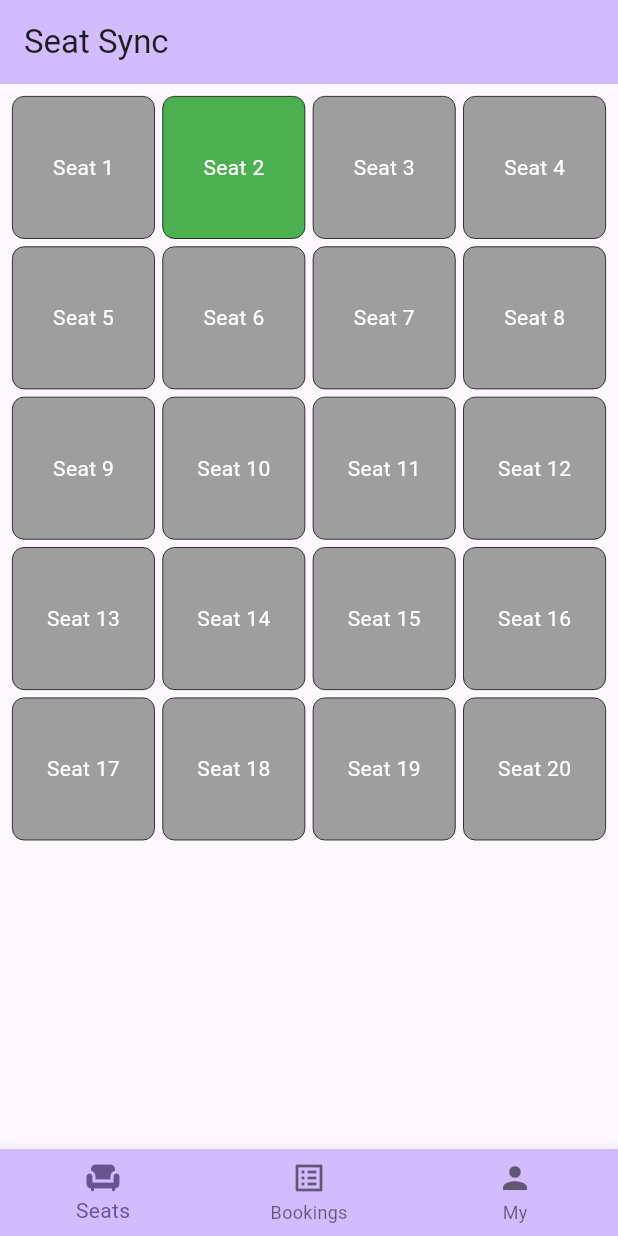
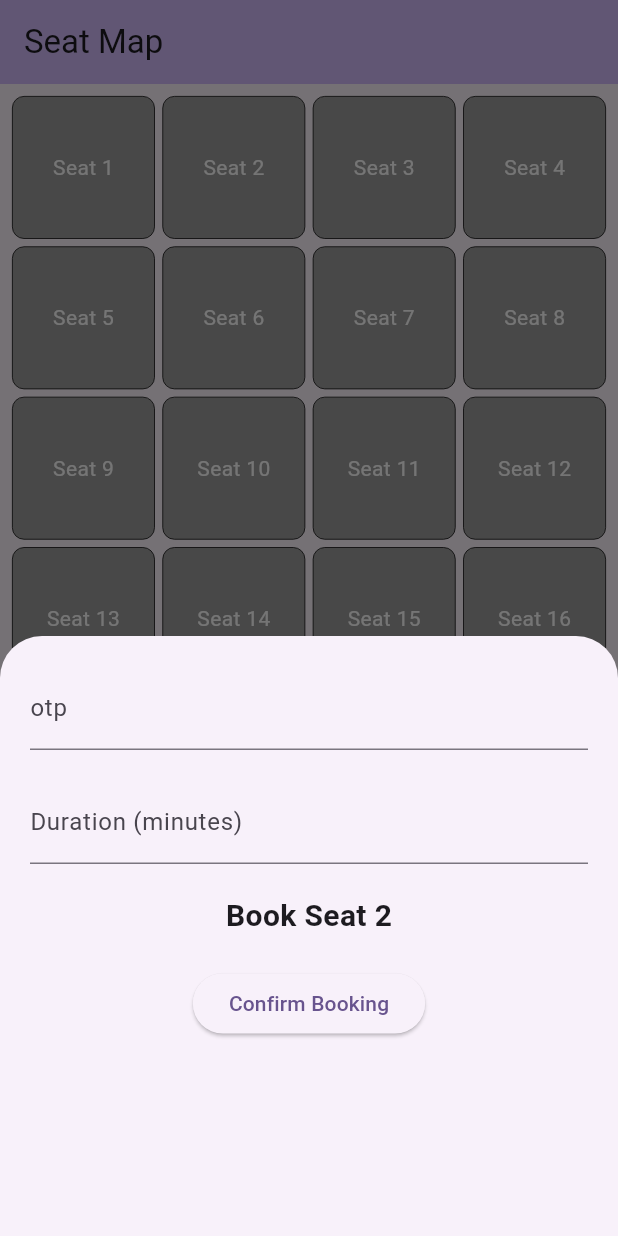
Before and after one commit to ShashankRampardos/seat_sync_app, a Flutter app: the screen it shows after launch, after a tap on an icon or button, on a phone screen of 412 x 824 dp. Run offline on Flutter 3.47's test engine with Material 3 defaults, Android fonts, the phone set to English and light mode, and no system bars; our stand-ins replace flutter_riverpod.

Commit message:
added more pages

```diff
--- a/lib/screens/seat_map.dart
+++ b/lib/screens/seat_map.dart
@@ -1,6 +1,8 @@
 import 'package:flutter/material.dart';
 
 class SeatMapScreen extends StatefulWidget {
+  const SeatMapScreen({super.key});
+
   @override
   State<StatefulWidget> createState() => _SeatMapScreenState();
 }
@@ -23,6 +25,49 @@ class _SeatMapScreenState extends State<SeatMapScreen> {
     });
   }
 
+  void bookSeat(int index) {
+    showModalBottomSheet(
+      context: context,
+      isScrollControlled: true,
+      builder: (BuildContext context) {
+        return StatefulBuilder(
+          builder: (BuildContext context, StateSetter setModalState) {
+            return Container(
+              width: double.infinity,
+              padding: EdgeInsets.all(20),
+              height: 400,
+              child: Column(
+                children: [
+                  TextField(decoration: InputDecoration(labelText: 'otp')),
+                  SizedBox(height: 20),
+                  TextField(
+                    decoration: InputDecoration(
+                      labelText: 'Duration (minutes)',
+                    ),
+                    keyboardType: TextInputType.number,
+                  ),
+                  SizedBox(height: 20),
+                  Text(
+                    'Book Seat ${index + 1}',
+                    style: TextStyle(fontSize: 20, fontWeight: FontWeight.bold),
+                  ),
+                  SizedBox(height: 20),
+                  ElevatedButton(
+                    onPressed: () {
+                      changeColor(index, Colors.red);
+                      Navigator.pop(context);
+                    },
+                    child: Text('Confirm Booking'),
+                  ),
+                ],
+              ),
+            );
+          },
+        );
+      },
+    );
+  }
+
   @override
   Widget build(BuildContext context) {
     return Scaffold(
@@ -38,7 +83,7 @@ class _SeatMapScreenState extends State<SeatMapScreen> {
           itemCount: rows * cols,
           itemBuilder: (context, index) {
             return GestureDetector(
-              onTap: () => changeColor(index, Colors.green),
+              onTap: () => bookSeat(index),
               child: Container(
                 decoration: BoxDecoration(
                   color: cellColors[index],
--- a/lib/screens/tabs.dart
+++ b/lib/screens/tabs.dart
@@ -1,7 +1,11 @@
 import 'package:flutter/material.dart';
+import 'package:seat_sync/screens/booking.dart';
+import 'package:seat_sync/screens/profile.dart';
 import 'package:seat_sync/screens/seat_map.dart';
 
 class TabsScreen extends StatefulWidget {
+  const TabsScreen({super.key});
+
   @override
   State<StatefulWidget> createState() {
     return _TabsScreenState();
@@ -9,20 +13,66 @@ class TabsScreen extends StatefulWidget {
 }
 
 class _TabsScreenState extends State<TabsScreen> {
-  final int _selectedPageIndex = 0;
-  final Widget _page = SeatMapScreen();
+  int _selectedPageIndex = 0;
+  final List<String> _titles = ['Seat Map', 'Bookings', 'My Profile'];
+  final List<Widget> _page = [
+    SeatMapScreen(),
+    BookingScreen(),
+    ProfileScreen(),
+  ];
   @override
   Widget build(BuildContext context) {
     return Scaffold(
-      appBar: AppBar(
-        title: Text('Seat Sync'),
-        backgroundColor: Theme.of(context).colorScheme.inversePrimary,
-      ),
-      body: _page,
+      appBar: _selectedPageIndex != 2
+          ? AppBar(
+              title: Text(_titles[_selectedPageIndex]),
+              backgroundColor: Theme.of(context).colorScheme.inversePrimary,
+            )
+          : AppBar(
+              toolbarHeight: 150,
+              backgroundColor: Theme.of(context).colorScheme.inversePrimary,
+              actions: [
+                Expanded(
+                  child: Stack(
+                    children: [
+                      // Settings icon top-right
+                      Align(
+                        alignment: Alignment.topRight,
+                        child: IconButton(
+                          onPressed: () {},
+                          icon: Icon(Icons.settings),
+                        ),
+                      ),
+                      // Person icon center-right
+                      Align(
+                        alignment: Alignment.bottomCenter,
+                        child: Column(
+                          mainAxisSize: MainAxisSize.min,
+                          children: [
+                            CircleAvatar(
+                              radius: 30,
+                              backgroundImage: AssetImage(
+                                'assets/profile_image.png',
+                              ),
+                            ),
+                            SizedBox(height: 10),
+                            Text('profileName'),
+                            SizedBox(height: 20),
+                          ],
+                        ),
+                      ),
+                    ],
+                  ),
+                ),
+              ],
+            ),
+      body: _page[_selectedPageIndex],
       bottomNavigationBar: BottomNavigationBar(
         currentIndex: _selectedPageIndex,
         onTap: (index) {
-          setState(() {});
+          setState(() {
+            _selectedPageIndex = index;
+          });
         },
         backgroundColor: Theme.of(context).colorScheme.inversePrimary,
         items: const [
```
Also changed, not shown: lib/screens/booking.dart (added, +9 -0 lines), lib/screens/profile.dart (added, +32 -0 lines), pubspec.yaml (+4 -4 lines), assets/profile_image.png (added), 1 other file.
